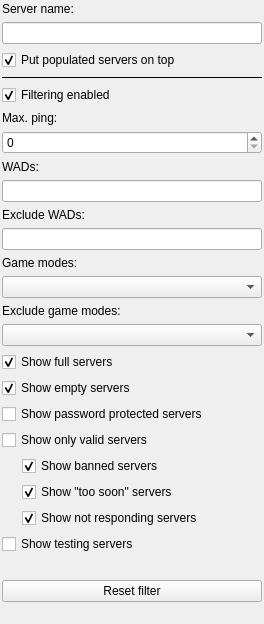
The window that src/core/gui/serverfilterdock.ui (DoomseekerTeam/Doomseeker) describes before a commit, drawn with Qt 5.
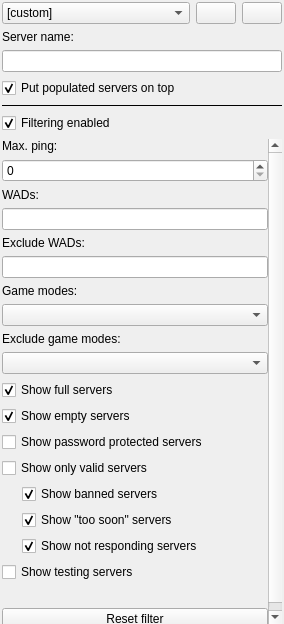
The same window after the commit. Icons and pictures are not drawn. Custom widgets are drawn as their Qt base class.

Commit message:
Allow to save server filter presets (#4079)
A combo box has been added to the server filter dock with which
the user can save the current filter as a preset. User can save
as many filter as they desire as long as they have unique names.

The current/ad-hoc filter is stored as a "[custom]" filter which
is saved in the config as before.

Diff of the .ui file:
```diff
--- a/src/core/gui/serverfilterdock.ui
+++ b/src/core/gui/serverfilterdock.ui
@@ -6,7 +6,7 @@
    <rect>
     <x>0</x>
     <y>0</y>
-    <width>264</width>
+    <width>284</width>
     <height>624</height>
    </rect>
   </property>
@@ -18,8 +18,8 @@
   </property>
   <property name="minimumSize">
    <size>
-    <width>264</width>
-    <height>193</height>
+    <width>284</width>
+    <height>307</height>
    </size>
   </property>
   <property name="windowTitle">
@@ -39,6 +39,56 @@
     <property name="bottomMargin">
      <number>0</number>
     </property>
+    <item>
+     <layout class="QHBoxLayout" name="horizontalLayout">
+      <item>
+       <widget class="QComboBox" name="cboServerFilterPresets">
+        <property name="duplicatesEnabled">
+         <bool>true</bool>
+        </property>
+        <item>
+         <property name="text">
+          <string>[custom]</string>
+         </property>
+        </item>
+       </widget>
+      </item>
+      <item>
+       <widget class="QPushButton" name="btnSavePreset">
+        <property name="sizePolicy">
+         <sizepolicy hsizetype="Maximum" vsizetype="Fixed">
+          <horstretch>0</horstretch>
+          <verstretch>0</verstretch>
+         </sizepolicy>
+        </property>
+        <property name="toolTip">
+         <string>Save the current server filter as a preset</string>
+        </property>
+        <property name="icon">
+         <iconset resource="../../../media/resources.qrc">
+          <normaloff>:/icons/diskette.png</normaloff>:/icons/diskette.png</iconset>
+        </property>
+       </widget>
+      </item>
+      <item>
+       <widget class="QPushButton" name="btnRemovePreset">
+        <property name="sizePolicy">
+         <sizepolicy hsizetype="Maximum" vsizetype="Fixed">
+          <horstretch>0</horstretch>
+          <verstretch>0</verstretch>
+         </sizepolicy>
+        </property>
+        <property name="toolTip">
+         <string>Remove the server filter preset</string>
+        </property>
+        <property name="icon">
+         <iconset resource="../../../media/resources.qrc">
+          <normaloff>:/icons/x.png</normaloff>:/icons/x.png</iconset>
+        </property>
+       </widget>
+      </item>
+     </layout>
+    </item>
     <item>
      <widget class="QLabel" name="label">
       <property name="text">
@@ -111,8 +161,8 @@
         <rect>
          <x>0</x>
          <y>0</y>
-         <width>260</width>
-         <height>500</height>
+         <width>255</width>
+         <height>640</height>
         </rect>
        </property>
        <layout class="QVBoxLayout" name="verticalLayout_3">
```
Left out of the diff: 121 changed lines with no effect on the pictures. The commit also changes 8 other files.
